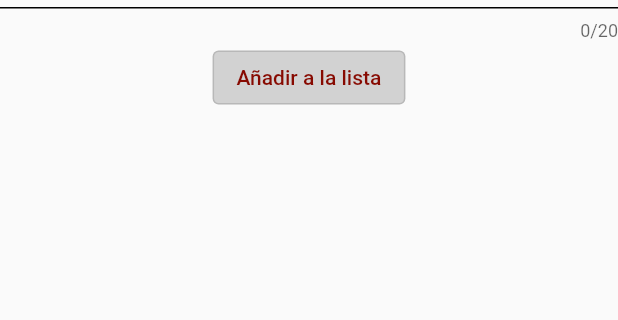
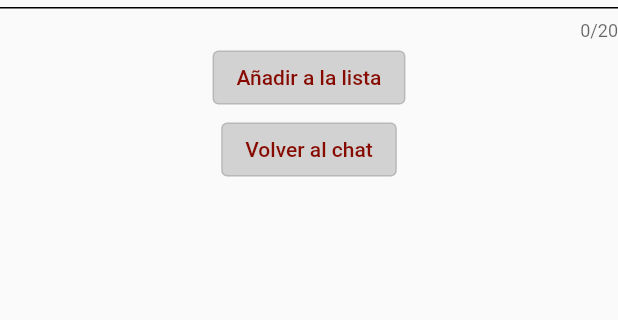
Before and after one commit to gaazpio/A-adirJugadores-Chat, a Flutter app: the OnBoardingListas screen opened by its route, on a phone screen of 412 x 824 dp, the part 407-727 px from its top. Run offline on Flutter 3.47's test engine with Material 2 defaults, Android fonts, the phone set to English and light mode, and no system bars; our stand-ins replace cloud_firestore, firebase_auth, firebase_core; accounts and stored records are empty.

Commit message:
primero mitad de los commits

```diff
--- a/lib/src/login_views/HomeView.dart
+++ b/lib/src/login_views/HomeView.dart
@@ -3,10 +3,14 @@ import 'package:examen_david_gazpio/src/Perfil/Lista.dart';
 import 'package:examen_david_gazpio/src/custom_views/ListItem.dart';
 import 'package:firebase_auth/firebase_auth.dart';
 import 'package:flutter/material.dart';
-
 import '../DataHolder/DataHolder.dart';
 import '../Perfil/Perfiles.dart';
 import '../custom_views/Button.dart';
+
+//ESTA ES LA CLASE DONDE SE MUESTRA LAS LISTAS, llamas al LISTITEM y se muestra
+// luego hacemos 2 funciones para acceder a cada lista y otra para mostrarla
+
+
 
 class HomeView extends StatefulWidget {
 
--- a/lib/src/login_views/LoginView.dart
+++ b/lib/src/login_views/LoginView.dart
@@ -29,6 +29,9 @@ class Login extends StatelessWidget{
     inputTexts iUsuario=inputTexts(sTittle: "Usuario");
     inputTexts iPassword= inputTexts(sTittle: "Contraseña");
 
+      //TE PONGO 2 USUARIOS PARA QUE TE PUEDAS LOGEAR
+        // a@a.com password 1234567890 este tiene el onboarding creado
+        // sinonboarding@onboarding.com password 1234567890 sin onboarding creado
 
     return Scaffold(
      appBar: AppBar(
--- a/lib/src/login_views/OnBoardingListas.dart
+++ b/lib/src/login_views/OnBoardingListas.dart
@@ -73,6 +73,17 @@ class _OnBoardingListasView extends State<OnBoardingListas> {
                 ),
               ),
 
+              OutlinedButton(
+                onPressed: () {
+                  Navigator.of(context).popAndPushNamed("/home");
+                },
+                style: OutlinedButton.styleFrom(
+                    backgroundColor: Color.fromRGBO(210, 210, 210, 20)),
+                child: Text
+                  ("Volver al chat",style:TextStyle(fontSize: 14,color: Color.fromRGBO(135, 10, 1, 20),)
+                ),
+              ),
+
             ],
           ),
         ),
```
